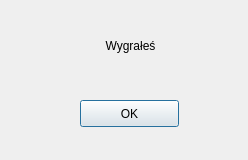
This is GraFigury/dialog2.ui in kcwian/EatingFigures as Qt 5 draws it before an edit. The edited form follows.
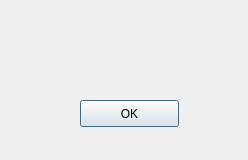
This is the edited form.

```diff
--- a/GraFigury/dialog2.ui
+++ b/GraFigury/dialog2.ui
@@ -28,7 +28,7 @@
     </font>
    </property>
    <property name="text">
-    <string>Wygrałeś</string>
+    <string/>
    </property>
    <property name="alignment">
     <set>Qt::AlignCenter</set>
```
